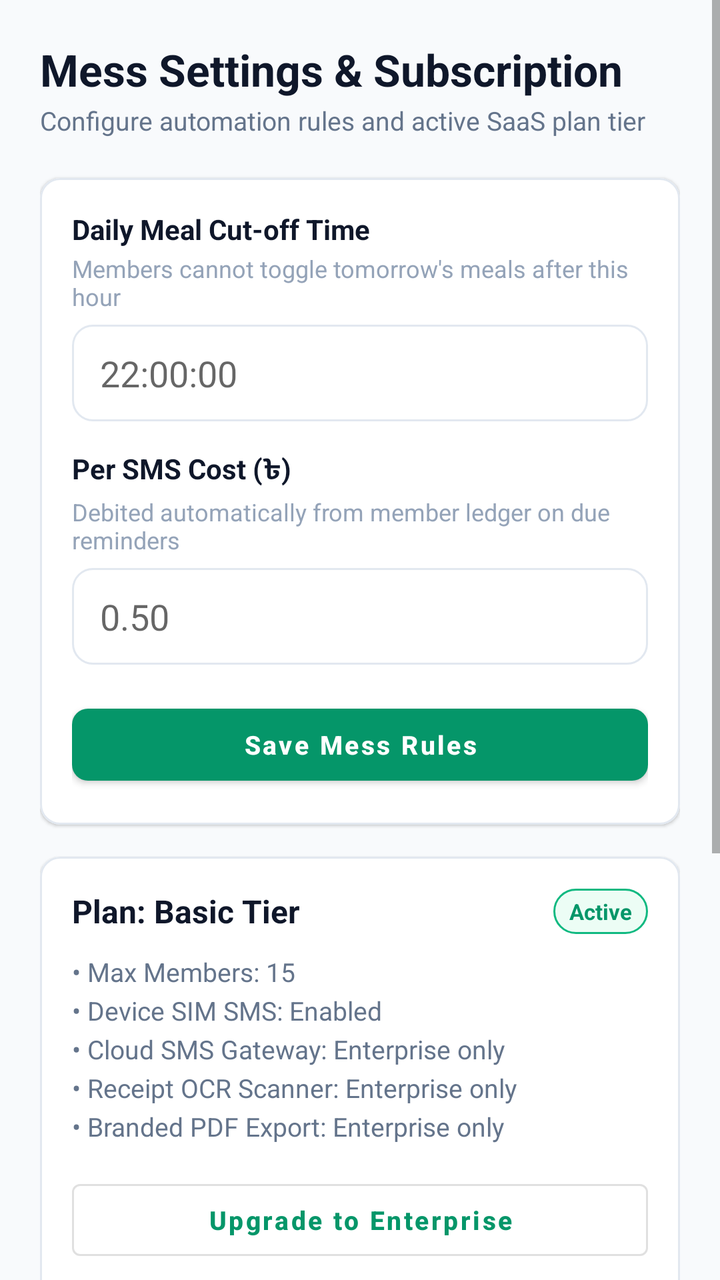
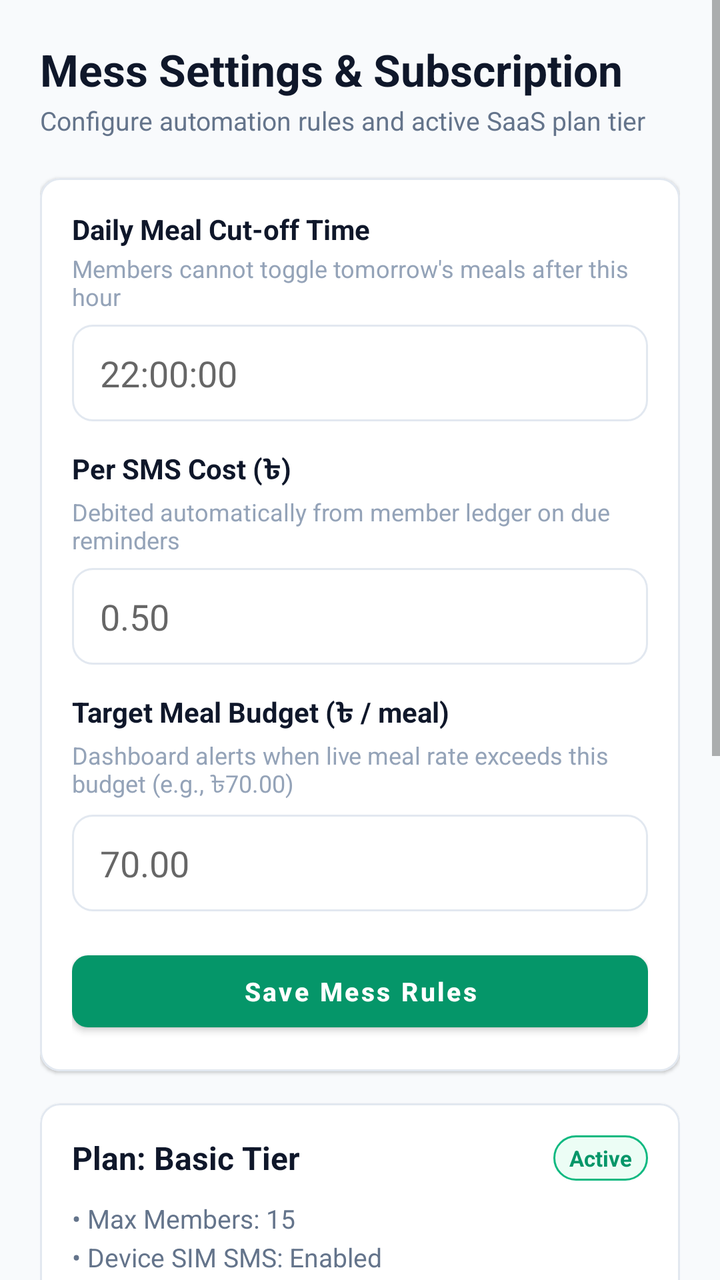

Screens rendered from an Android XML layout before and after an edit, with the pre-edit source and the edit as a unified diff.
<!-- AndroidManifest.xml: application theme Theme.SmartMess -->
<!-- res/layout/activity_settings.xml -->
<?xml version="1.0" encoding="utf-8"?>
<ScrollView xmlns:android="http://schemas.android.com/apk/res/android"
    xmlns:app="http://schemas.android.com/apk/res-auto"
    android:layout_width="match_parent"
    android:layout_height="match_parent"
    android:background="@color/background"
    android:fillViewport="true">

    <LinearLayout
        android:layout_width="match_parent"
        android:layout_height="wrap_content"
        android:orientation="vertical"
        android:padding="20dp">

        <TextView
            android:layout_width="wrap_content"
            android:layout_height="wrap_content"
            android:text="Mess Settings &amp; Subscription"
            android:textColor="@color/text_primary"
            android:textSize="22sp"
            android:textStyle="bold" />

        <TextView
            android:layout_width="wrap_content"
            android:layout_height="wrap_content"
            android:layout_marginTop="2dp"
            android:layout_marginBottom="20dp"
            android:text="Configure automation rules and active SaaS plan tier"
            android:textColor="@color/text_secondary"
            android:textSize="13sp" />

        
        <com.google.android.material.card.MaterialCardView
            android:layout_width="match_parent"
            android:layout_height="wrap_content"
            android:layout_marginBottom="16dp"
            style="@style/SmartCardView">

            <LinearLayout
                android:layout_width="match_parent"
                android:layout_height="wrap_content"
                android:orientation="vertical"
                android:padding="16dp">

                <TextView
                    android:layout_width="wrap_content"
                    android:layout_height="wrap_content"
                    android:text="Daily Meal Cut-off Time"
                    android:textColor="@color/text_primary"
                    android:textStyle="bold" />

                <TextView
                    android:layout_width="wrap_content"
                    android:layout_height="wrap_content"
                    android:layout_marginTop="2dp"
                    android:text="Members cannot toggle tomorrow's meals after this hour"
                    android:textColor="@color/text_muted"
                    android:textSize="12sp" />

                <EditText
                    android:id="@+id/etCutoffTime"
                    android:layout_width="match_parent"
                    android:layout_height="wrap_content"
                    android:layout_marginTop="6dp"
                    android:layout_marginBottom="14dp"
                    android:background="@drawable/rounded_edittext"
                    android:hint="22:00:00"
                    android:inputType="text" />

                <TextView
                    android:layout_width="wrap_content"
                    android:layout_height="wrap_content"
                    android:text="Per SMS Cost (৳)"
                    android:textColor="@color/text_primary"
                    android:textStyle="bold" />

                <TextView
                    android:layout_width="wrap_content"
                    android:layout_height="wrap_content"
                    android:layout_marginTop="2dp"
                    android:text="Debited automatically from member ledger on due reminders"
                    android:textColor="@color/text_muted"
                    android:textSize="12sp" />

                <EditText
                    android:id="@+id/etPerSmsCost"
                    android:layout_width="match_parent"
                    android:layout_height="wrap_content"
                    android:layout_marginTop="6dp"
                    android:layout_marginBottom="16dp"
                    android:background="@drawable/rounded_edittext"
                    android:hint="0.50"
                    android:inputType="numberDecimal" />

                <com.google.android.material.button.MaterialButton
                    android:id="@+id/btnSaveMessSettings"
                    android:layout_width="match_parent"
                    android:layout_height="wrap_content"
                    android:text="Save Mess Rules"
                    style="@style/SmartButton" />

            </LinearLayout>
        </com.google.android.material.card.MaterialCardView>

        
        <com.google.android.material.card.MaterialCardView
            android:layout_width="match_parent"
            android:layout_height="wrap_content"
            android:layout_marginBottom="24dp"
            style="@style/SmartCardView">

            <LinearLayout
                android:layout_width="match_parent"
                android:layout_height="wrap_content"
                android:orientation="vertical"
                android:padding="16dp">

                <LinearLayout
                    android:layout_width="match_parent"
                    android:layout_height="wrap_content"
                    android:gravity="center_vertical"
                    android:orientation="horizontal">

                    <TextView
                        android:id="@+id/tvPlanTitle"
                        android:layout_width="0dp"
                        android:layout_height="wrap_content"
                        android:layout_weight="1"
                        android:text="Plan: Basic Tier"
                        android:textColor="@color/text_primary"
                        android:textSize="16sp"
                        android:textStyle="bold" />

                    <TextView
                        android:id="@+id/tvPlanBadge"
                        android:layout_width="wrap_content"
                        android:layout_height="wrap_content"
                        android:background="@drawable/badge_credit"
                        android:text="Active"
                        android:textColor="@color/primary"
                        android:textSize="11sp"
                        android:textStyle="bold" />
                </LinearLayout>

                <TextView
                    android:id="@+id/tvPlanFeaturesDescription"
                    android:layout_width="match_parent"
                    android:layout_height="wrap_content"
                    android:layout_marginTop="10dp"
                    android:layout_marginBottom="14dp"
                    android:lineSpacingExtra="4dp"
                    android:text="• Max Members: 15\n• Device SIM SMS: Enabled\n• Cloud SMS Gateway: Enterprise only\n• Receipt OCR Scanner: Enterprise only\n• Branded PDF Export: Enterprise only"
                    android:textColor="@color/text_secondary"
                    android:textSize="13sp" />

                <com.google.android.material.button.MaterialButton
                    android:id="@+id/btnUpgradePlan"
                    android:layout_width="match_parent"
                    android:layout_height="wrap_content"
                    android:text="Upgrade to Enterprise"
                    style="@style/Widget.MaterialComponents.Button.OutlinedButton" />

            </LinearLayout>
        </com.google.android.material.card.MaterialCardView>

        
        <com.google.android.material.card.MaterialCardView
            android:layout_width="match_parent"
            android:layout_height="wrap_content"
            android:layout_marginBottom="16dp"
            style="@style/SmartCardView">

            <LinearLayout
                android:layout_width="match_parent"
                android:layout_height="wrap_content"
                android:orientation="vertical"
                android:padding="16dp">

                <TextView
                    android:layout_width="wrap_content"
                    android:layout_height="wrap_content"
                    android:text="Help Desk &amp; Diagnostics"
                    android:textColor="@color/text_primary"
                    android:textSize="16sp"
                    android:textStyle="bold" />

                <TextView
                    android:layout_width="wrap_content"
                    android:layout_height="wrap_content"
                    android:layout_marginTop="2dp"
                    android:layout_marginBottom="12dp"
                    android:text="24/7 in-app ticket desk, error reporter, and diagnostics"
                    android:textColor="@color/text_muted"
                    android:textSize="12sp" />

                <com.google.android.material.button.MaterialButton
                    android:id="@+id/btnSupportTickets"
                    android:layout_width="match_parent"
                    android:layout_height="wrap_content"
                    android:layout_marginBottom="8dp"
                    android:text="Support Tickets &amp; Help Desk"
                    style="@style/Widget.MaterialComponents.Button.OutlinedButton" />

                <com.google.android.material.button.MaterialButton
                    android:id="@+id/btnReportIssue"
                    android:layout_width="match_parent"
                    android:layout_height="wrap_content"
                    android:text="Report Bug / Submit Diagnostics"
                    style="@style/Widget.MaterialComponents.Button.OutlinedButton" />

            </LinearLayout>
        </com.google.android.material.card.MaterialCardView>

        <com.google.android.material.button.MaterialButton
            android:id="@+id/btnLogout"
            android:layout_width="match_parent"
            android:layout_height="wrap_content"
            android:text="Sign Out of Session"
            android:textColor="@color/due_red"
            style="@style/Widget.MaterialComponents.Button.TextButton" />

    </LinearLayout>

</ScrollView>
<!-- resources referenced by this layout -->
<resources>
  <color name="background">#F8FAFC</color>
  <color name="due_red">#EF4444</color>
  <color name="primary">#059669</color>
  <color name="text_muted">#94A3B8</color>
  <color name="text_primary">#0F172A</color>
  <color name="text_secondary">#64748B</color>
  <!-- drawable badge_credit (drawable) -->
  <?xml version="1.0" encoding="utf-8"?>
  <shape xmlns:android="http://schemas.android.com/apk/res/android"
      android:shape="rectangle">
      <solid android:color="@color/credit_green_bg" />
      <stroke android:width="1dp" android:color="@color/credit_green" />
      <corners android:radius="20dp" />
      <padding android:left="8dp" android:top="4dp" android:right="8dp" android:bottom="4dp" />
  </shape>
  <!-- drawable rounded_edittext (drawable) -->
  <?xml version="1.0" encoding="utf-8"?>
  <shape xmlns:android="http://schemas.android.com/apk/res/android"
      android:shape="rectangle">
      <solid android:color="@color/surface" />
      <stroke android:width="1dp" android:color="@color/border_stroke" />
      <corners android:radius="10dp" />
      <padding android:left="14dp" android:top="12dp" android:right="14dp" android:bottom="12dp" />
  </shape>
  <style name="SmartButton" parent="Widget.MaterialComponents.Button">
          <item name="android:fontFamily">sans-serif-medium</item>
          <item name="fontFamily">sans-serif-medium</item>
          <item name="cornerRadius">8dp</item>
          <item name="android:paddingTop">8dp</item>
          <item name="android:paddingBottom">8dp</item>
          <item name="android:textAllCaps">false</item>
          <item name="android:textSize">13sp</item>
          <item name="android:textStyle">bold</item>
      </style>
  <style name="SmartCardView" parent="Widget.MaterialComponents.CardView">
          <item name="cardCornerRadius">10dp</item>
          <item name="cardElevation">1dp</item>
          <item name="cardBackgroundColor">@color/surface</item>
          <item name="strokeColor">@color/border_stroke</item>
          <item name="strokeWidth">1dp</item>
      </style>
  <color name="credit_green_bg">#ECFDF5</color>
  <color name="credit_green">#10B981</color>
  <color name="surface">#FFFFFF</color>
  <color name="border_stroke">#E2E8F0</color>
  <color name="primary_dark">#047857</color>
  <color name="text_on_primary">#FFFFFF</color>
  <color name="accent">#0284C7</color>
  <style name="SmartTextView" parent="android:Widget.TextView">
          <item name="android:fontFamily">sans-serif</item>
          <item name="fontFamily">sans-serif</item>
          <item name="android:textColor">@color/text_primary</item>
      </style>
  <style name="SmartEditText" parent="android:Widget.EditText">
          <item name="android:fontFamily">sans-serif</item>
          <item name="fontFamily">sans-serif</item>
          <item name="android:textColor">@color/text_primary</item>
          <item name="android:textColorHint">@color/text_muted</item>
      </style>
  <style name="SmartChip" parent="Widget.MaterialComponents.Chip.Action">
          <item name="android:fontFamily">sans-serif</item>
          <item name="fontFamily">sans-serif</item>
          <item name="chipCornerRadius">6dp</item>
          <item name="chipMinHeight">28dp</item>
          <item name="android:textSize">11sp</item>
      </style>
  <!-- unchanged entries left out for length: 1 -->
</resources>

<!-- the commit's change to res/layout/activity_settings.xml (unified diff, before → after) -->
@@ -87,9 +87,34 @@
                     android:layout_width="match_parent"
                     android:layout_height="wrap_content"
                     android:layout_marginTop="6dp"
+                    android:layout_marginBottom="14dp"
+                    android:background="@drawable/rounded_edittext"
+                    android:hint="0.50"
+                    android:inputType="numberDecimal" />
+
+                <TextView
+                    android:layout_width="wrap_content"
+                    android:layout_height="wrap_content"
+                    android:text="Target Meal Budget (৳ / meal)"
+                    android:textColor="@color/text_primary"
+                    android:textStyle="bold" />
+
+                <TextView
+                    android:layout_width="wrap_content"
+                    android:layout_height="wrap_content"
+                    android:layout_marginTop="2dp"
+                    android:text="Dashboard alerts when live meal rate exceeds this budget (e.g., ৳70.00)"
+                    android:textColor="@color/text_muted"
+                    android:textSize="12sp" />
+
+                <EditText
+                    android:id="@+id/etTargetMealBudget"
+                    android:layout_width="match_parent"
+                    android:layout_height="wrap_content"
+                    android:layout_marginTop="6dp"
                     android:layout_marginBottom="16dp"
                     android:background="@drawable/rounded_edittext"
-                    android:hint="0.50"
+                    android:hint="70.00"
                     android:inputType="numberDecimal" />
 
                 <com.google.android.material.button.MaterialButton
